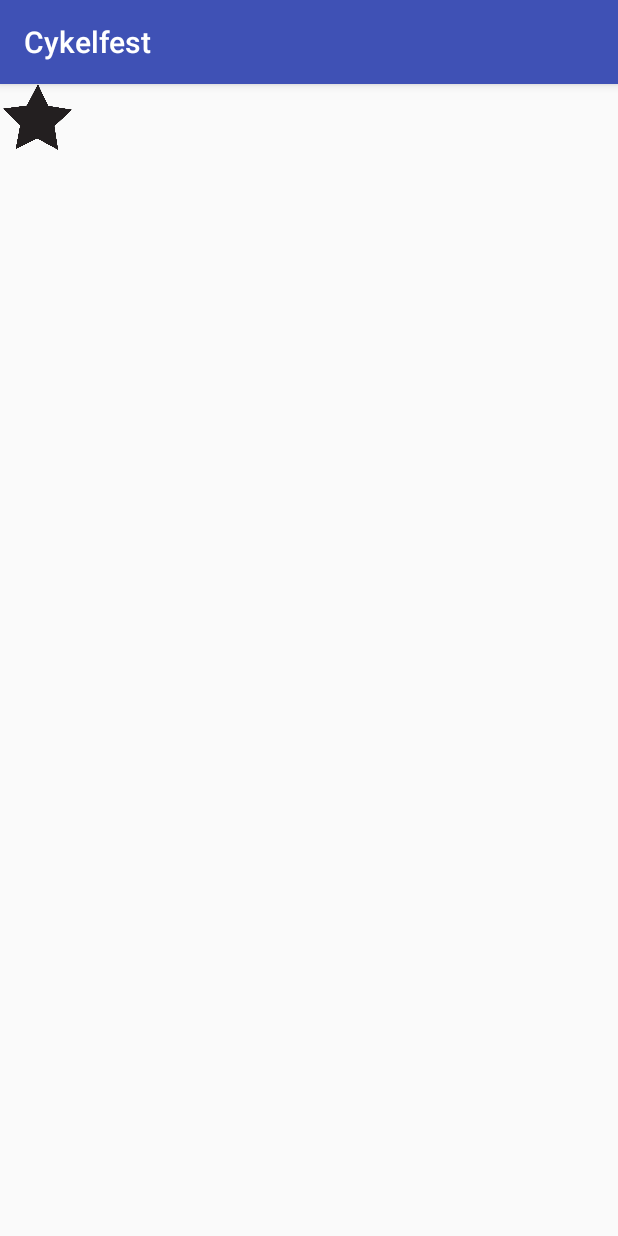
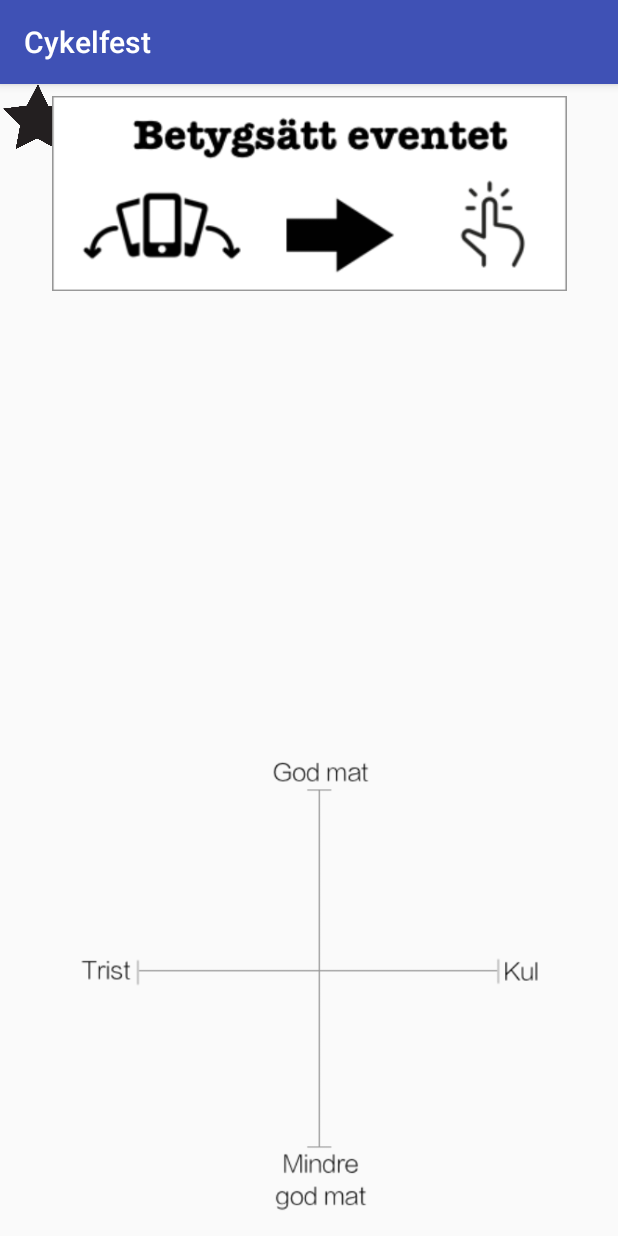
Before and after one commit to hannatyden/MAMN01Cykelfest, an Android app: the RankingActivity screen opened directly, with no data from a screen before it, on a phone screen of 412 x 824 dp. Run offline under Robolectric (Android 15) with nearby library versions, the phone set to English and light mode, and no system bars.

Commit message:
Map updated, ranking fixed and updated

```diff
--- a/Cykelfest/app/src/main/java/com/example/hannatyden/cykelfest/MainMenu.java
+++ b/Cykelfest/app/src/main/java/com/example/hannatyden/cykelfest/MainMenu.java
@@ -24,7 +24,7 @@ public class MainMenu extends AppCompatActivity {
 
     /** Called when the user taps the karta button */
     public void kartaButton(View view) {
-        Intent intent = new Intent(this, Location.class);
+        Intent intent = new Intent(this, MyLocationDemoActivity.class);
         startActivity(intent);
     }
 
--- a/Cykelfest/app/src/main/res/layout/activity_main_menu.xml
+++ b/Cykelfest/app/src/main/res/layout/activity_main_menu.xml
@@ -14,7 +14,7 @@
         android:layout_marginEnd="8dp"
         android:layout_marginStart="8dp"
         android:layout_marginTop="32dp"
-        android:onClick="findparty"
+        android:onClick="rankingButton"
         android:text="Hitta Fest"
         app:layout_constraintBottom_toTopOf="@+id/button2"
         app:layout_constraintEnd_toEndOf="parent"
--- a/Cykelfest/app/src/main/res/layout/activity_ranking.xml
+++ b/Cykelfest/app/src/main/res/layout/activity_ranking.xml
@@ -13,9 +13,10 @@
         android:layout_height="wrap_content"
         android:layout_below="@+id/img"
         android:gravity="center"
-        android:layout_marginTop="10dp"
         android:textColor="@android:color/black"
-        android:textSize="20sp" />
+        android:textSize="20sp"
+        tools:layout_editor_absoluteX="0dp"
+        tools:layout_editor_absoluteY="0dp" />
 
     <ImageView
         android:id="@+id/img"
@@ -29,13 +30,12 @@
         android:layout_height="147dp"
         android:layout_marginEnd="8dp"
         android:layout_marginStart="8dp"
-        android:layout_marginTop="52dp"
         android:textAlignment="center"
         android:textColor="@android:color/black"
-        android:textSize="36sp"
+        android:textSize="70sp"
         app:layout_constraintEnd_toEndOf="parent"
         app:layout_constraintStart_toStartOf="parent"
-        app:layout_constraintTop_toBottomOf="@+id/txt" />
+        tools:layout_editor_absoluteY="79dp" />
 
     <ImageButton
         android:id="@+id/okButton"
@@ -45,6 +45,7 @@
         android:layout_marginEnd="8dp"
         android:layout_marginStart="8dp"
         android:layout_marginTop="8dp"
+        android:background="@null"
         android:onClick="okButtonPressed"
         android:scaleType="fitCenter"
         app:layout_constraintBottom_toBottomOf="parent"
@@ -62,4 +63,28 @@
         tools:layout_editor_absoluteX="167dp"
         tools:layout_editor_absoluteY="244dp" />
 
+    <ImageView
+        android:id="@+id/imageView2"
+        android:layout_width="366dp"
+        android:layout_height="304dp"
+        android:layout_marginBottom="16dp"
+        android:layout_marginEnd="8dp"
+        android:layout_marginStart="8dp"
+        app:layout_constraintBottom_toBottomOf="parent"
+        app:layout_constraintEnd_toEndOf="parent"
+        app:layout_constraintStart_toStartOf="parent"
+        app:srcCompat="@drawable/scale" />
+
+    <ImageView
+        android:id="@+id/imageView3"
+        android:layout_width="358dp"
+        android:layout_height="130dp"
+        android:layout_marginEnd="8dp"
+        android:layout_marginStart="8dp"
+        android:layout_marginTop="8dp"
+        app:layout_constraintEnd_toEndOf="parent"
+        app:layout_constraintStart_toStartOf="parent"
+        app:layout_constraintTop_toTopOf="@+id/txt"
+        app:srcCompat="@drawable/rankingtoptest" />
+
 </android.support.constraint.ConstraintLayout>
```
Also changed, not shown: Cykelfest/app/src/main/java/com/example/hannatyden/cykelfest/DirectionsJSONParser.java (added, +103 -0 lines), Cykelfest/app/src/main/java/com/example/hannatyden/cykelfest/MyLocationDemoActivity.java (+65 -4 lines), Cykelfest/app/src/main/java/com/example/hannatyden/cykelfest/RankingActivity.java (+23 -10 lines), Cykelfest/app/src/main/res/layout/my_location_demo.xml (+15 -3 lines), Cykelfest/app/src/main/res/drawable/rankingtoptest.png (added), Cykelfest/app/src/main/res/drawable/scale.png (added), Cykelfest/app/src/main/res/drawable/test.png (added).
